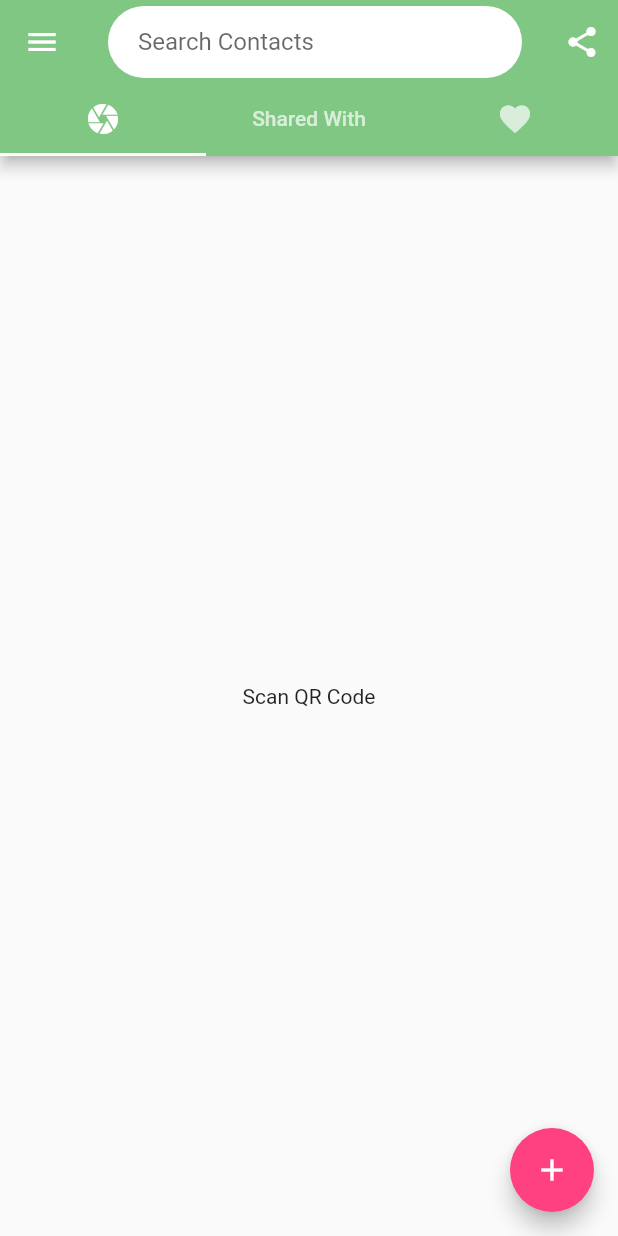
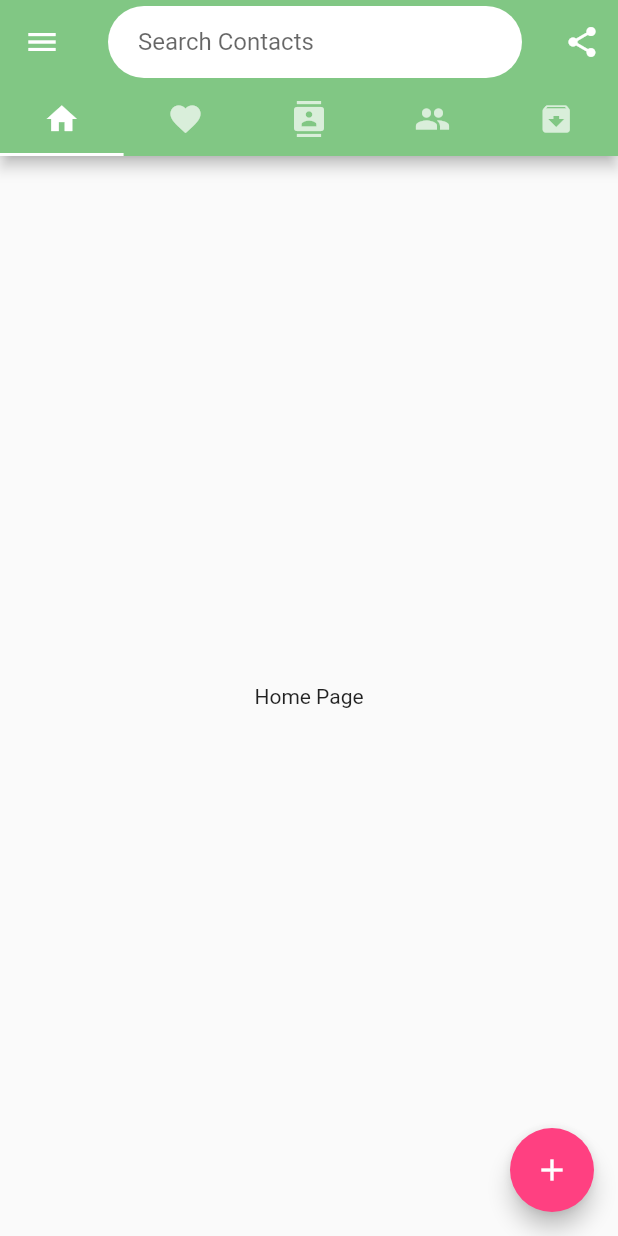
Before and after one commit to derpycoder/contacts, a Flutter app: the screen it shows after launch, on a phone screen of 412 x 824 dp. Run offline on Flutter 3.47's test engine with Material 2 defaults, Android fonts, the phone set to English and light mode, and no system bars.

Commit message:
Added more tabs

```diff
--- a/lib/header/header.dart
+++ b/lib/header/header.dart
@@ -29,9 +29,11 @@ class Header extends StatelessWidget {
       bottom: TabBar(
         indicatorColor: Colors.white,
         tabs: <Widget>[
-          Tab(icon: Icon(Icons.camera)),
-          Tab(text: "Shared With"),
+          Tab(icon: Icon(Icons.home)),
           Tab(icon: Icon(Icons.favorite)),
+          Tab(icon: Icon(Icons.contacts)),
+          Tab(icon: Icon(Icons.group)),
+          Tab(icon: Icon(Icons.archive)),
         ],
       ),
     );
--- a/lib/main.dart
+++ b/lib/main.dart
@@ -11,7 +11,7 @@ void main() => runApp(MaterialApp(
       ),
       debugShowCheckedModeBanner: false,
       home: DefaultTabController(
-        length: 3,
+        length: 5,
         child: MyHomePage(),
       ),
     ));
@@ -24,9 +24,11 @@ class MyHomePage extends StatelessWidget {
         body: TabBarView(
           physics: BouncingScrollPhysics(),
           children: [
-            Center(child: Text("Scan QR Code")),
-            Center(child: Text("Your Contacts Shared With")),
+            Center(child: Text("Home Page")),
             Center(child: Text("Favorites")),
+            Center(child: Text("Contact Cards")),
+            Center(child: Text("Groups")),
+            Center(child: Text("Archives")),
           ],
         ),
         floatingActionButton: FloatingActionButton(
```
